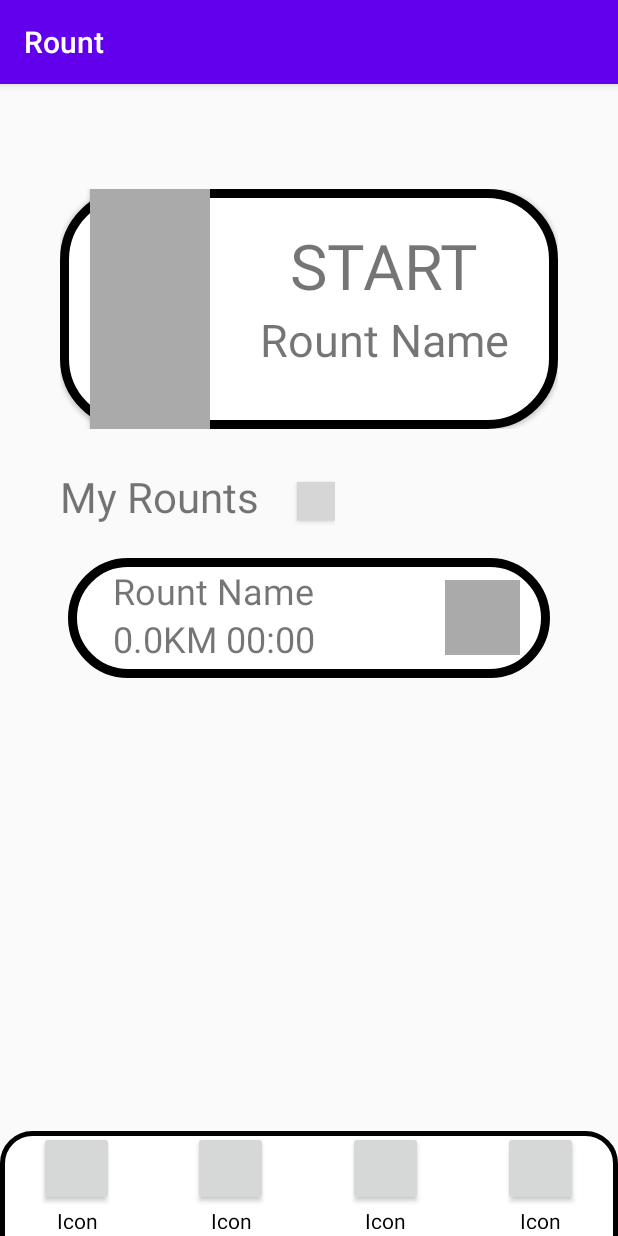
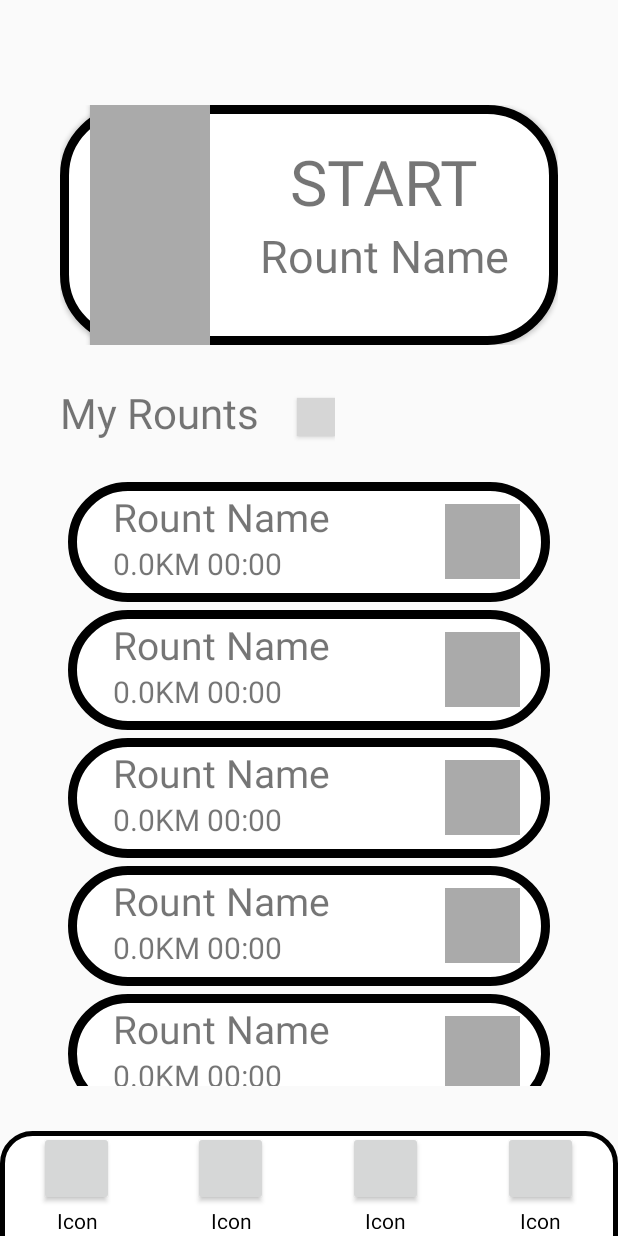
Before and after one commit to Idan503/Rount, an Android app: the screen it shows after launch (MainActivity), on a phone screen of 412 x 824 dp. Run offline under Robolectric (Android 15) with nearby library versions, the phone set to English and light mode, and no system bars; grey boxes are pictures that could not be loaded.

Commit message:
Added custom scrollbar for future added properties at runtime

```diff
--- a/Project/app/build.gradle
+++ b/Project/app/build.gradle
@@ -26,6 +26,7 @@ dependencies {
     implementation fileTree(dir: "libs", include: ["*.jar"])
     implementation 'androidx.appcompat:appcompat:1.1.0'
     implementation 'androidx.constraintlayout:constraintlayout:1.1.3'
+    implementation 'androidx.legacy:legacy-support-v4:1.0.0'
     testImplementation 'junit:junit:4.12'
     androidTestImplementation 'androidx.test.ext:junit:1.1.1'
     androidTestImplementation 'androidx.test.espresso:espresso-core:3.2.0'
--- a/Project/app/src/main/java/com/idan_koren_israeli/rount/MainActivity.java
+++ b/Project/app/src/main/java/com/idan_koren_israeli/rount/MainActivity.java
@@ -2,13 +2,31 @@ package com.idan_koren_israeli.rount;
 
 import androidx.appcompat.app.AppCompatActivity;
 
+import android.app.Activity;
+import android.content.Context;
+import android.graphics.Canvas;
 import android.os.Bundle;
+import android.view.LayoutInflater;
+import android.view.View;
+import android.widget.LinearLayout;
+import android.widget.ScrollView;
+import android.widget.TextView;
 
-public class MainActivity extends AppCompatActivity {
+public class MainActivity extends Activity {
+
+
 
     @Override
     protected void onCreate(Bundle savedInstanceState) {
         super.onCreate(savedInstanceState);
         setContentView(R.layout.activity_main);
+
+        LinearLayout cardsParent = findViewById(R.id.rount_cards_layout);
+
+
     }
+
+
+
+
 }
--- /dev/null
+++ b/Project/app/src/main/java/com/idan_koren_israeli/rount/ScrollSnapper.java
@@ -0,0 +1,53 @@
+package com.idan_koren_israeli.rount;
+
+import android.content.Context;
+import android.graphics.Canvas;
+import android.text.Layout;
+import android.util.AttributeSet;
+import android.view.LayoutInflater;
+import android.view.View;
+import android.widget.LinearLayout;
+import android.widget.ScrollView;
+
+//This is a custom view for Rount selection on main menu
+class ScrollSnapper extends ScrollView
+{
+
+    //ArrayList<RountCards> ...
+
+    static int counter = 0;
+    public ScrollSnapper(Context context){
+        super(context);
+        init(context);
+    }
+
+    public ScrollSnapper(Context context, AttributeSet attrs) {
+        super(context, attrs);
+        init(context);
+    }
+
+    public ScrollSnapper(Context context, AttributeSet attrs, int defStyle) {
+        super(context, attrs, defStyle);
+        init(context);
+    }
+
+    private void init(Context context) {
+        View view = LayoutInflater.from(context).inflate(R.layout.scroll_snapper,this);
+
+        LinearLayout parent = findViewById(R.id.rount_cards_layout);
+
+        LayoutInflater inflater = (LayoutInflater) context.getSystemService(Context.LAYOUT_INFLATER_SERVICE);
+
+        for(int i=0;i<10;i++)
+            inflater.inflate(R.layout.rount_card,parent);
+    }
+
+    @Override
+    protected void onDraw(Canvas canvas) {
+        super.onDraw(canvas);
+        counter++;
+
+    }
+
+
+}
--- a/Project/app/src/main/res/layout/activity_main.xml
+++ b/Project/app/src/main/res/layout/activity_main.xml
@@ -1,9 +1,10 @@
 <?xml version="1.0" encoding="utf-8"?>
-<RelativeLayout xmlns:android="http://schemas.android.com/apk/res/android"
-    xmlns:app="http://schemas.android.com/apk/res-auto"
-    xmlns:tools="http://schemas.android.com/tools"
+
+<RelativeLayout xmlns:custom="http://schemas.android.com/apk/res-auto"
+    xmlns:android="http://schemas.android.com/apk/res/android"
     android:layout_width="match_parent"
     android:layout_height="match_parent"
+    xmlns:tools="http://schemas.android.com/tools"
     android:orientation="vertical"
     tools:context=".MainActivity">
     <!-- Using relative layout to place navigation bar at bottom -->
@@ -26,6 +27,7 @@
         <Button
             android:layout_width="match_parent"
             android:layout_height="match_parent"
+            android:id="@+id/start_button"
             android:background="@drawable/start_button_background"
             android:elevation="1dp" />
 
@@ -106,34 +108,20 @@
                 android:layout_height="25dp"
                 android:layout_gravity="center"
                 android:layout_marginStart="25dp"
+                android:id="@+id/info_button"
                 android:background="@drawable/info_button_background"
                 android:text="@string/question_mark" />
+
 
 
         </LinearLayout>
 
 
-        <!-- Slide card-view for showing Rounts -->
-        <ScrollView
+
+        <com.idan_koren_israeli.rount.ScrollSnapper
             android:layout_width="match_parent"
             android:layout_height="match_parent"
-            android:layout_marginTop="20dp"
-            android:layout_marginBottom="30dp">
-
-            <LinearLayout
-                android:layout_width="match_parent"
-                android:layout_height="wrap_content"
-
-                android:orientation="vertical">
-
-                <!-- Inflated layout of rount card -->
-                <include layout="@layout/rount_card" />
-
-            </LinearLayout>
-
-
-        </ScrollView>
-
+            android:layout_marginBottom="100dp"/>
 
     </LinearLayout>
 
--- a/Project/app/src/main/res/layout/navigation_bar.xml
+++ b/Project/app/src/main/res/layout/navigation_bar.xml
@@ -5,37 +5,41 @@
     android:layout_alignParentBottom="true"
     android:layout_gravity="bottom"
     android:layout_marginBottom="-60dp"
-    android:orientation="horizontal"
-    android:background="@drawable/navigation_bar_background">
+    android:background="@drawable/navigation_bar_background"
+    android:orientation="horizontal">
 
 
-<!-- Icons will be generated on runtime -->
-    <include layout="@layout/navigation_icon"
+    <!-- Icons will be generated on runtime -->
+    <include
         android:id="@+id/icon_1"
+        layout="@layout/navigation_icon"
+        android:layout_width="0dp"
         android:layout_height="65dp"
+        android:layout_gravity="top|center"
+        android:layout_weight="1" />
+
+    <include
+        android:id="@+id/icon_2"
+        layout="@layout/navigation_icon"
         android:layout_width="0dp"
-        android:layout_weight="1"
-        android:layout_gravity="top|center"/>
+        android:layout_height="65dp"
+        android:layout_gravity="top|center"
+        android:layout_weight="1" />
 
-    <include layout="@layout/navigation_icon"
-        android:id="@+id/icon_2"
+    <include
+        android:id="@+id/icon_3"
+        layout="@layout/navigation_icon"
+        android:layout_width="0dp"
         android:layout_height="65dp"
+        android:layout_gravity="top|center"
+        android:layout_weight="1" />
+
+    <include
+        android:id="@+id/icon_4"
+        layout="@layout/navigation_icon"
         android:layout_width="0dp"
-        android:layout_weight="1"
-        android:layout_gravity="top|center"/>
-
-    <include layout="@layout/navigation_icon"
-        android:id="@+id/icon_3"
         android:layout_height="65dp"
-        android:layout_width="0dp"
-        android:layout_weight="1"
-        android:layout_gravity="top|center"/>
-
-    <include layout="@layout/navigation_icon"
-        android:id="@+id/icon_4"
-        android:layout_height="65dp"
-        android:layout_width="0dp"
-        android:layout_weight="1"
-        android:layout_gravity="top|center"/>
+        android:layout_gravity="top|center"
+        android:layout_weight="1" />
 
 </LinearLayout>
--- a/Project/app/src/main/res/layout/rount_card.xml
+++ b/Project/app/src/main/res/layout/rount_card.xml
@@ -1,6 +1,7 @@
 <?xml version="1.0" encoding="utf-8"?>
 <RelativeLayout xmlns:android="http://schemas.android.com/apk/res/android"
     android:layout_width="match_parent"
+    android:layout_marginTop="5dp"
     android:layout_marginStart="45dp"
     android:layout_marginEnd="45dp"
     android:layout_height="80dp">
@@ -16,8 +17,9 @@
         android:layout_width="wrap_content"
         android:layout_height="wrap_content"
         android:lines="1"
+        android:id="@+id/rount_name_text"
         android:text="@string/rount_name"
-        android:textSize="24sp"
+        android:textSize="26sp"
         android:layout_marginTop="5dp"
         android:layout_marginStart="30dp"
         />
@@ -29,10 +31,11 @@
         android:text="@string/rount_example_stats"
         android:textSize="24sp"
         android:autoSizeTextType="uniform"
-        android:autoSizeMaxTextSize="24sp"
+        android:autoSizeMaxTextSize="20sp"
         android:autoSizeMinTextSize="16sp"
         android:layout_alignParentBottom="true"
-        android:layout_marginBottom="10dp"
+        android:id="@+id/rount_stats"
+        android:layout_below="@id/rount_name_text"
         android:layout_marginStart="30dp"
         />
 
--- /dev/null
+++ b/Project/app/src/main/res/layout/scroll_snapper.xml
@@ -0,0 +1,24 @@
+<?xml version="1.0" encoding="utf-8"?>
+<merge xmlns:android="http://schemas.android.com/apk/res/android"
+    >
+    <!-- Slide card-view for showing Rounts -->
+    <ScrollView
+        android:layout_width="match_parent"
+        android:layout_height="match_parent"
+        android:layout_marginTop="20dp"
+        android:layout_marginBottom="100dp">
+
+        <LinearLayout
+            android:id="@+id/rount_cards_layout"
+            android:layout_width="match_parent"
+            android:layout_height="wrap_content"
+            android:layout_gravity="center_vertical"
+            android:orientation="vertical">
+
+        </LinearLayout>
+
+
+    </ScrollView>
+
+
+</merge>
--- /dev/null
+++ b/Project/app/src/main/res/values/attrs.xml
@@ -0,0 +1,12 @@
+<resources>
+    <declare-styleable name="ScrollSnapper">
+        <attr name="showText" format="boolean" />
+        <attr name="labelPosition" format="enum">
+            <enum name="left" value="0"/>
+            <enum name="right" value="1"/>
+        </attr>
+    </declare-styleable>
+
+
+
+</resources>
--- a/Project/app/src/main/res/values/strings.xml
+++ b/Project/app/src/main/res/values/strings.xml
@@ -2,7 +2,6 @@
     <string name="app_name">Rount</string>
     <string name="start_title">Start</string>
     <string name="question_mark">\?</string>
-
 
 
     <!-- Navigation bar -->
@@ -12,10 +11,11 @@
     <string name="settings_title">Settings</string>
 
 
-
     <!-- Using for preview only -->
     <string name="my_rounts_title">My Rounts</string>
     <string name="rount_name">Rount Name</string>
     <string name="rount_example_stats">0.0KM  00:00</string>
     <string name="example_icon_title">Icon</string>
+    <!-- TODO: Remove or change this placeholder text -->
+    <string name="hello_blank_fragment">Hello blank fragment</string>
 </resources>
```
